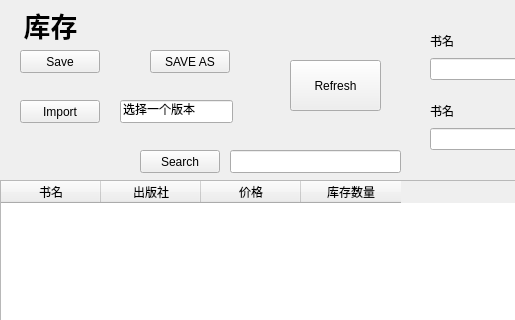
Above: pginventory.ui from cypressen/BookstoreManagement before the change; both pictures show x 0 to 515 and y 0 to 320 of the 1000 by 800 pixel window. Below: the same form after it.
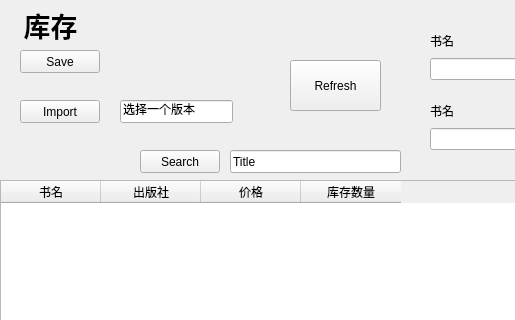
That is the form after the change.

The edit to the form file:
```diff
--- a/pginventory.ui
+++ b/pginventory.ui
@@ -215,6 +215,9 @@
      <height>23</height>
     </rect>
    </property>
+   <property name="text">
+    <string>Title</string>
+   </property>
   </widget>
   <widget class="QPushButton" name="PBUpdate">
    <property name="geometry">
@@ -242,19 +245,6 @@
     <string>Save</string>
    </property>
   </widget>
-  <widget class="QPushButton" name="PBSaveAs">
-   <property name="geometry">
-    <rect>
-     <x>150</x>
-     <y>50</y>
-     <width>80</width>
-     <height>23</height>
-    </rect>
-   </property>
-   <property name="text">
-    <string>SAVE AS</string>
-   </property>
-  </widget>
   <widget class="QPushButton" name="PBImport">
    <property name="geometry">
     <rect>
```
